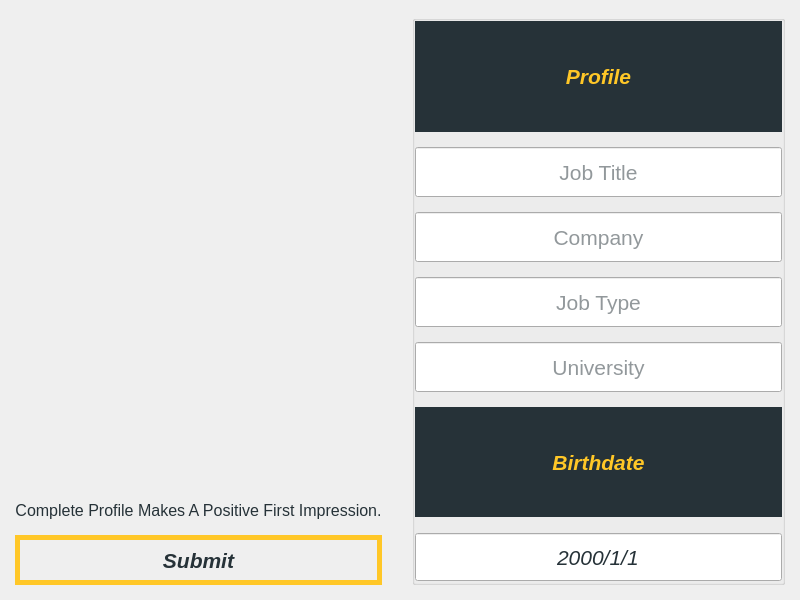
Above: Forms/profile.ui from Sobrah/Linkedin before the change. Below: the same form after it.
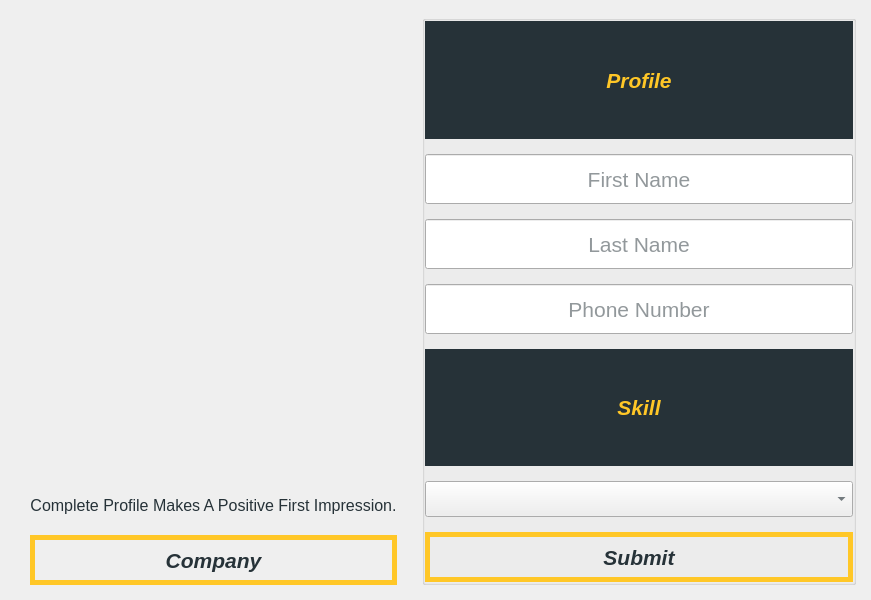
That is the form after the change. Icons and pictures are not drawn.

Commit message: fix design of profile

Patch:
```diff
--- a/Forms/profile.ui
+++ b/Forms/profile.ui
@@ -6,7 +6,7 @@
    <rect>
     <x>0</x>
     <y>0</y>
-    <width>800</width>
+    <width>871</width>
     <height>600</height>
    </rect>
   </property>
@@ -29,7 +29,7 @@
 	background-color: rgb(255, 199, 39);
 }</string>
   </property>
-  <layout class="QGridLayout" name="gridLayout" rowstretch="1,0" columnstretch="0,1">
+  <layout class="QGridLayout" name="gridLayout" rowstretch="1,0,0,0,0" columnstretch="0,0">
    <property name="leftMargin">
     <number>15</number>
    </property>
@@ -45,234 +45,16 @@
    <property name="spacing">
     <number>0</number>
    </property>
-   <item row="0" column="1" rowspan="2">
-    <widget class="QGroupBox" name="profileGroup">
-     <property name="title">
-      <string/>
-     </property>
-     <layout class="QVBoxLayout" name="verticalLayout">
-      <property name="spacing">
-       <number>15</number>
-      </property>
-      <property name="leftMargin">
-       <number>0</number>
-      </property>
-      <property name="topMargin">
-       <number>0</number>
-      </property>
-      <property name="rightMargin">
-       <number>0</number>
-      </property>
-      <property name="bottomMargin">
-       <number>0</number>
-      </property>
-      <item>
-       <widget class="QLabel" name="profileLabel">
-        <property name="font">
-         <font>
-          <pointsize>16</pointsize>
-          <italic>true</italic>
-          <bold>true</bold>
-         </font>
-        </property>
-        <property name="text">
-         <string>Profile</string>
-        </property>
-        <property name="alignment">
-         <set>Qt::AlignCenter</set>
-        </property>
-       </widget>
-      </item>
-      <item>
-       <widget class="QLineEdit" name="jobTitleEdit">
-        <property name="minimumSize">
-         <size>
-          <width>0</width>
-          <height>50</height>
-         </size>
-        </property>
-        <property name="maximumSize">
-         <size>
-          <width>16777215</width>
-          <height>50</height>
-         </size>
-        </property>
-        <property name="font">
-         <font>
-          <pointsize>16</pointsize>
-         </font>
-        </property>
-        <property name="focusPolicy">
-         <enum>Qt::ClickFocus</enum>
-        </property>
-        <property name="text">
-         <string/>
-        </property>
-        <property name="alignment">
-         <set>Qt::AlignCenter</set>
-        </property>
-        <property name="placeholderText">
-         <string>Job Title</string>
-        </property>
-       </widget>
-      </item>
-      <item>
-       <widget class="QLineEdit" name="companyEdit">
-        <property name="minimumSize">
-         <size>
-          <width>0</width>
-          <height>50</height>
-         </size>
-        </property>
-        <property name="maximumSize">
-         <size>
-          <width>16777215</width>
-          <height>50</height>
-         </size>
-        </property>
-        <property name="font">
-         <font>
-          <pointsize>16</pointsize>
-         </font>
-        </property>
-        <property name="focusPolicy">
-         <enum>Qt::ClickFocus</enum>
-        </property>
-        <property name="alignment">
-         <set>Qt::AlignCenter</set>
-        </property>
-        <property name="placeholderText">
-         <string>Company</string>
-        </property>
-       </widget>
-      </item>
-      <item>
-       <widget class="QLineEdit" name="jobTypeEdit">
-        <property name="minimumSize">
-         <size>
-          <width>0</width>
-          <height>50</height>
-         </size>
-        </property>
-        <property name="maximumSize">
-         <size>
-          <width>16777215</width>
-          <height>50</height>
-         </size>
-        </property>
-        <property name="font">
-         <font>
-          <pointsize>16</pointsize>
-         </font>
-        </property>
-        <property name="focusPolicy">
-         <enum>Qt::ClickFocus</enum>
-        </property>
-        <property name="text">
-         <string/>
-        </property>
-        <property name="alignment">
-         <set>Qt::AlignCenter</set>
-        </property>
-        <property name="placeholderText">
-         <string>Job Type</string>
-        </property>
-       </widget>
-      </item>
-      <item>
-       <widget class="QLineEdit" name="universityEdit">
-        <property name="minimumSize">
-         <size>
-          <width>0</width>
-          <height>50</height>
-         </size>
-        </property>
-        <property name="maximumSize">
-         <size>
-          <width>16777215</width>
-          <height>50</height>
-         </size>
-        </property>
-        <property name="font">
-         <font>
-          <pointsize>16</pointsize>
-         </font>
-        </property>
-        <property name="focusPolicy">
-         <enum>Qt::ClickFocus</enum>
-        </property>
-        <property name="alignment">
-         <set>Qt::AlignCenter</set>
-        </property>
-        <property name="placeholderText">
-         <string>University</string>
-        </property>
-       </widget>
-      </item>
-      <item>
-       <widget class="QLabel" name="birthdateLabel">
-        <property name="font">
-         <font>
-          <pointsize>16</pointsize>
-          <italic>true</italic>
-          <bold>true</bold>
-         </font>
-        </property>
-        <property name="text">
-         <string>Birthdate</string>
-        </property>
-        <property name="alignment">
-         <set>Qt::AlignCenter</set>
-        </property>
-       </widget>
-      </item>
-      <item>
-       <widget class="QDateEdit" name="dateEdit">
-        <property name="minimumSize">
-         <size>
-          <width>0</width>
-          <height>50</height>
-         </size>
-        </property>
-        <property name="maximumSize">
-         <size>
-          <width>16777215</width>
-          <height>50</height>
-         </size>
-        </property>
-        <property name="font">
-         <font>
-          <pointsize>16</pointsize>
-          <italic>true</italic>
-         </font>
-        </property>
-        <property name="focusPolicy">
-         <enum>Qt::ClickFocus</enum>
-        </property>
-        <property name="alignment">
-         <set>Qt::AlignCenter</set>
-        </property>
-        <property name="buttonSymbols">
-         <enum>QAbstractSpinBox::NoButtons</enum>
-        </property>
-        <property name="displayFormat">
-         <string>yyyy/M/d</string>
-        </property>
-        <property name="calendarPopup">
-         <bool>false</bool>
-        </property>
-       </widget>
-      </item>
-     </layout>
-    </widget>
-   </item>
-   <item row="1" column="0">
-    <layout class="QVBoxLayout" name="statusLayout">
+   <item row="4" column="0">
+    <layout class="QVBoxLayout" name="statusLayout" stretch="0,0">
      <property name="spacing">
+      <number>20</number>
+     </property>
+     <property name="leftMargin">
       <number>15</number>
      </property>
      <property name="rightMargin">
-      <number>30</number>
+      <number>25</number>
      </property>
      <item>
       <widget class="QLabel" name="informationLabel">
@@ -293,7 +75,7 @@
       </widget>
      </item>
      <item>
-      <widget class="QPushButton" name="submitButton">
+      <widget class="QPushButton" name="companyButton">
        <property name="minimumSize">
         <size>
          <width>0</width>
@@ -313,8 +95,11 @@
          <bold>true</bold>
         </font>
        </property>
+       <property name="styleSheet">
+        <string notr="true"/>
+       </property>
        <property name="text">
-        <string>Submit</string>
+        <string>Company</string>
        </property>
       </widget>
      </item>
@@ -333,6 +118,364 @@
      </property>
     </widget>
    </item>
+   <item row="0" column="1" rowspan="5">
+    <widget class="QGroupBox" name="profileGroup">
+     <property name="title">
+      <string/>
+     </property>
+     <layout class="QVBoxLayout" name="verticalLayout">
+      <property name="spacing">
+       <number>15</number>
+      </property>
+      <property name="leftMargin">
+       <number>0</number>
+      </property>
+      <property name="topMargin">
+       <number>0</number>
+      </property>
+      <property name="rightMargin">
+       <number>0</number>
+      </property>
+      <property name="bottomMargin">
+       <number>0</number>
+      </property>
+      <item>
+       <widget class="QLabel" name="profileLabel">
+        <property name="font">
+         <font>
+          <pointsize>16</pointsize>
+          <italic>true</italic>
+          <bold>true</bold>
+         </font>
+        </property>
+        <property name="text">
+         <string>Profile</string>
+        </property>
+        <property name="alignment">
+         <set>Qt::AlignCenter</set>
+        </property>
+       </widget>
+      </item>
+      <item>
+       <widget class="QLineEdit" name="firstNameEdit">
+        <property name="minimumSize">
+         <size>
+          <width>0</width>
+          <height>50</height>
+         </size>
+        </property>
+        <property name="maximumSize">
+         <size>
+          <width>16777215</width>
+          <height>50</height>
+         </size>
+        </property>
+        <property name="font">
+         <font>
+          <pointsize>16</pointsize>
+         </font>
+        </property>
+        <property name="focusPolicy">
+         <enum>Qt::ClickFocus</enum>
+        </property>
+        <property name="text">
+         <string/>
+        </property>
+        <property name="alignment">
+         <set>Qt::AlignCenter</set>
+        </property>
+        <property name="placeholderText">
+         <string>First Name</string>
+        </property>
+       </widget>
+      </item>
+      <item>
+       <widget class="QLineEdit" name="lastNameEdit">
+        <property name="minimumSize">
+         <size>
+          <width>0</width>
+          <height>50</height>
+         </size>
+        </property>
+        <property name="maximumSize">
+         <size>
+          <width>16777215</width>
+          <height>50</height>
+         </size>
+        </property>
+        <property name="font">
+         <font>
+          <pointsize>16</pointsize>
+         </font>
+        </property>
+        <property name="focusPolicy">
+         <enum>Qt::ClickFocus</enum>
+        </property>
+        <property name="alignment">
+         <set>Qt::AlignCenter</set>
+        </property>
+        <property name="placeholderText">
+         <string>Last Name</string>
+        </property>
+       </widget>
+      </item>
+      <item>
+       <widget class="QLineEdit" name="phoneNumberEdit">
+        <property name="minimumSize">
+         <size>
+          <width>0</width>
+          <height>50</height>
+         </size>
+        </property>
+        <property name="maximumSize">
+         <size>
+          <width>16777215</width>
+          <height>50</height>
+         </size>
+        </property>
+        <property name="font">
+         <font>
+          <pointsize>16</pointsize>
+         </font>
+        </property>
+        <property name="focusPolicy">
+         <enum>Qt::ClickFocus</enum>
+        </property>
+        <property name="alignment">
+         <set>Qt::AlignCenter</set>
+        </property>
+        <property name="placeholderText">
+         <string>Phone Number</string>
+        </property>
+       </widget>
+      </item>
+      <item>
+       <widget class="QLabel" name="skillLabel">
+        <property name="font">
+         <font>
+          <pointsize>16</pointsize>
+          <italic>true</italic>
+          <bold>true</bold>
+         </font>
+        </property>
+        <property name="text">
+         <string>Skill</string>
+        </property>
+        <property name="alignment">
+         <set>Qt::AlignCenter</set>
+        </property>
+       </widget>
+      </item>
+      <item>
+       <widget class="QComboBox" name="skillCombo">
+        <property name="font">
+         <font>
+          <pointsize>18</pointsize>
+         </font>
+        </property>
+        <property name="currentIndex">
+         <number>-1</number>
+        </property>
+        <property name="iconSize">
+         <size>
+          <width>16</width>
+          <height>16</height>
+         </size>
+        </property>
+        <property name="placeholderText">
+         <string/>
+        </property>
+        <item>
+         <property name="text">
+          <string>Accountants and Auditors</string>
+         </property>
+        </item>
+        <item>
+         <property name="text">
+          <string>Actuaries</string>
+         </property>
+        </item>
+        <item>
+         <property name="text">
+          <string>Aerospace Engineers</string>
+         </property>
+        </item>
+        <item>
+         <property name="text">
+          <string>Agricultural Engineers</string>
+         </property>
+        </item>
+        <item>
+         <property name="text">
+          <string>Air Traffic Controllers</string>
+         </property>
+        </item>
+        <item>
+         <property name="text">
+          <string>Architects</string>
+         </property>
+        </item>
+        <item>
+         <property name="text">
+          <string>Biomedical Engineers</string>
+         </property>
+        </item>
+        <item>
+         <property name="text">
+          <string>Chemical Engineers</string>
+         </property>
+        </item>
+        <item>
+         <property name="text">
+          <string>Civil Engineers</string>
+         </property>
+        </item>
+        <item>
+         <property name="text">
+          <string>Computer Programmers</string>
+         </property>
+        </item>
+        <item>
+         <property name="text">
+          <string>Dental Hygienists</string>
+         </property>
+        </item>
+        <item>
+         <property name="text">
+          <string>Electronics Engineers</string>
+         </property>
+        </item>
+        <item>
+         <property name="text">
+          <string>Fashion Designers</string>
+         </property>
+        </item>
+        <item>
+         <property name="text">
+          <string>Financial Managers</string>
+         </property>
+        </item>
+        <item>
+         <property name="text">
+          <string>Flight Attendants</string>
+         </property>
+        </item>
+        <item>
+         <property name="text">
+          <string>Graphic Designers</string>
+         </property>
+        </item>
+        <item>
+         <property name="text">
+          <string>Industrial Engineers</string>
+         </property>
+        </item>
+        <item>
+         <property name="text">
+          <string>Interior Designers</string>
+         </property>
+        </item>
+        <item>
+         <property name="text">
+          <string>Interpreters</string>
+         </property>
+        </item>
+        <item>
+         <property name="text">
+          <string>Translators</string>
+         </property>
+        </item>
+        <item>
+         <property name="text">
+          <string>Lawyers</string>
+         </property>
+        </item>
+        <item>
+         <property name="text">
+          <string>Mechanical Engineers</string>
+         </property>
+        </item>
+        <item>
+         <property name="text">
+          <string>Medical Scientists</string>
+         </property>
+        </item>
+        <item>
+         <property name="text">
+          <string>Microbiologists</string>
+         </property>
+        </item>
+        <item>
+         <property name="text">
+          <string>Models</string>
+         </property>
+        </item>
+        <item>
+         <property name="text">
+          <string>Petroleum Engineers</string>
+         </property>
+        </item>
+        <item>
+         <property name="text">
+          <string>Pharmacists</string>
+         </property>
+        </item>
+        <item>
+         <property name="text">
+          <string>Physical Therapists</string>
+         </property>
+        </item>
+        <item>
+         <property name="text">
+          <string>Surgeons</string>
+         </property>
+        </item>
+        <item>
+         <property name="text">
+          <string>Software Developers</string>
+         </property>
+        </item>
+        <item>
+         <property name="text">
+          <string>Sports Officials</string>
+         </property>
+        </item>
+        <item>
+         <property name="text">
+          <string>Veterinarians</string>
+         </property>
+        </item>
+       </widget>
+      </item>
+      <item>
+       <widget class="QPushButton" name="submitButton">
+        <property name="minimumSize">
+         <size>
+          <width>0</width>
+          <height>50</height>
+         </size>
+        </property>
+        <property name="maximumSize">
+         <size>
+          <width>16777215</width>
+          <height>50</height>
+         </size>
+        </property>
+        <property name="font">
+         <font>
+          <pointsize>16</pointsize>
+          <italic>true</italic>
+          <bold>true</bold>
+         </font>
+        </property>
+        <property name="text">
+         <string>Submit</string>
+        </property>
+       </widget>
+      </item>
+     </layout>
+    </widget>
+   </item>
   </layout>
  </widget>
  <resources>
```
The commit also changes 2 other files.
